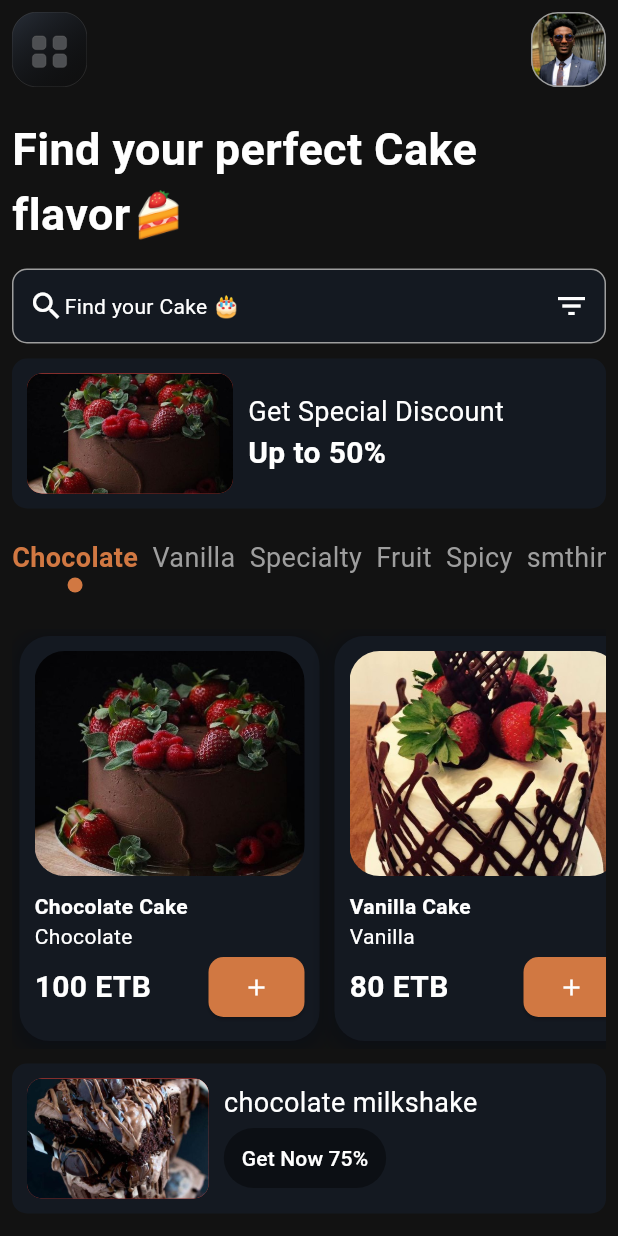
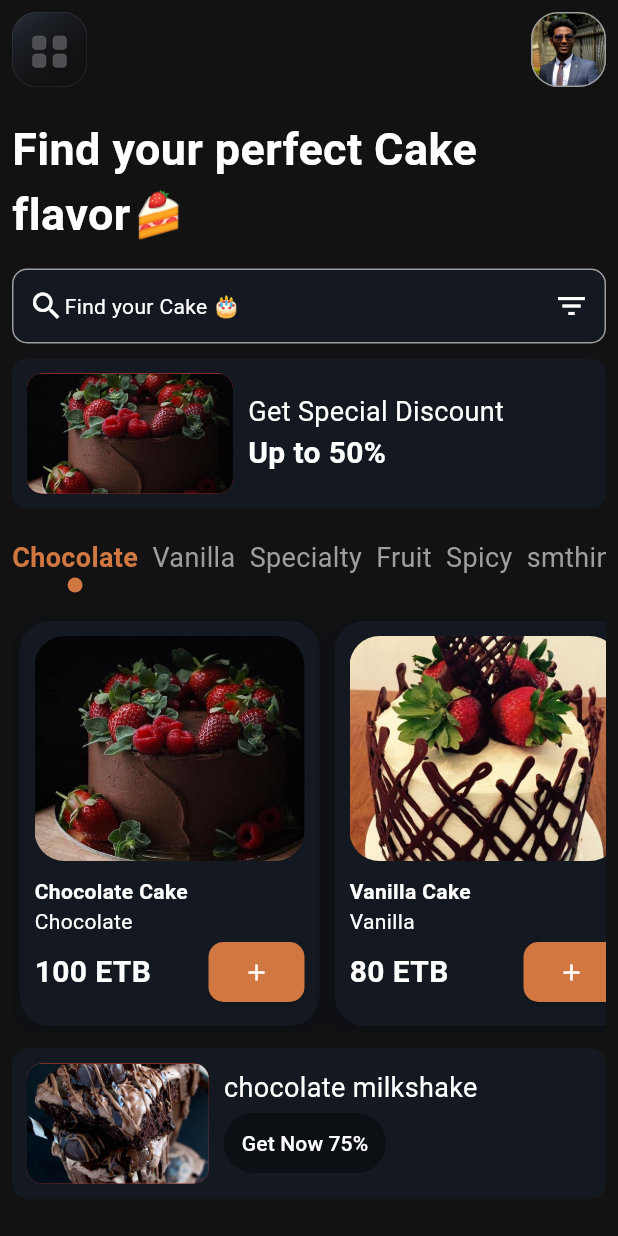
Before and after one commit to mrnpro/Cake-Shop, a Flutter app: the screen it shows after launch, on a phone screen of 412 x 824 dp. Run offline on Flutter 3.47's test engine with Material 2 defaults, Android fonts, the phone set to English and light mode, and no system bars; our stand-ins replace flutter_svg.

Commit message:
adjust the gap

```diff
--- a/lib/Screens/HomeScreen/Components/category.dart
+++ b/lib/Screens/HomeScreen/Components/category.dart
@@ -1,4 +1,3 @@
-import 'package:flutter/cupertino.dart';
 import 'package:flutter/material.dart';
 
 import '../../../MockData/cake_data.dart';
@@ -65,7 +64,7 @@ class CategorizedProducts extends StatelessWidget {
       children: [
         const SizedBox(height: 20),
         CategoryList(size: size),
-        const SizedBox(height: 20),
+        const SizedBox(height: 10),
         SizedBox(
           height: 280,
           width: size.width,
```
